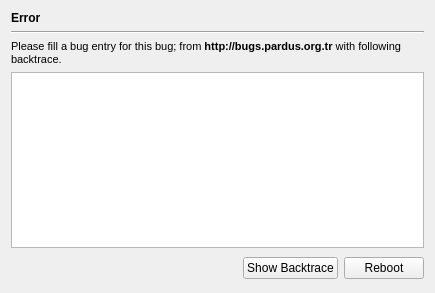
Old version of the form yali4/gui/Ui/exception.ui in the repository dadas45li/yali.
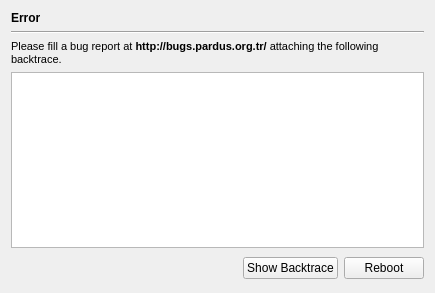
New version of the form.

```diff
--- a/yali4/gui/Ui/exception.ui
+++ b/yali4/gui/Ui/exception.ui
@@ -43,7 +43,7 @@
 &lt;html&gt;&lt;head&gt;&lt;meta name=&quot;qrichtext&quot; content=&quot;1&quot; /&gt;&lt;style type=&quot;text/css&quot;&gt;
 p, li { white-space: pre-wrap; }
 &lt;/style&gt;&lt;/head&gt;&lt;body style=&quot; font-family:'Droid Sans'; font-size:8pt; font-weight:400; font-style:normal;&quot;&gt;
-&lt;p style=&quot; margin-top:0px; margin-bottom:0px; margin-left:0px; margin-right:0px; -qt-block-indent:0; text-indent:0px;&quot;&gt;Please fill a bug entry for this bug; from &lt;span style=&quot; font-weight:600;&quot;&gt;http://bugs.pardus.org.tr &lt;/span&gt;with following backtrace.&lt;/p&gt;&lt;/body&gt;&lt;/html&gt;</string>
+&lt;p style=&quot; margin-top:0px; margin-bottom:0px; margin-left:0px; margin-right:0px; -qt-block-indent:0; text-indent:0px;&quot;&gt;Please fill a bug report at &lt;span style=&quot; font-weight:600;&quot;&gt;http://bugs.pardus.org.tr/&lt;/span&gt; attaching the following backtrace.&lt;/p&gt;&lt;/body&gt;&lt;/html&gt;</string>
      </property>
      <property name="wordWrap">
       <bool>true</bool>
```
